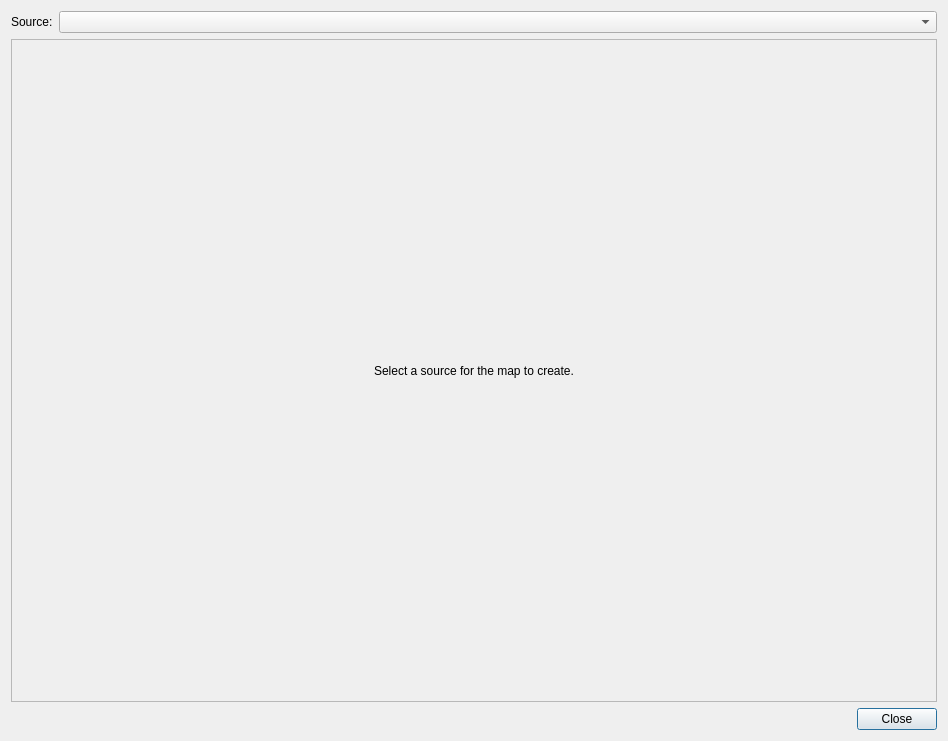
This is src/IDlgCreateMap.ui in ntruchsess/QLandkarteGT as Qt 5 draws it before an edit. The edited form follows.
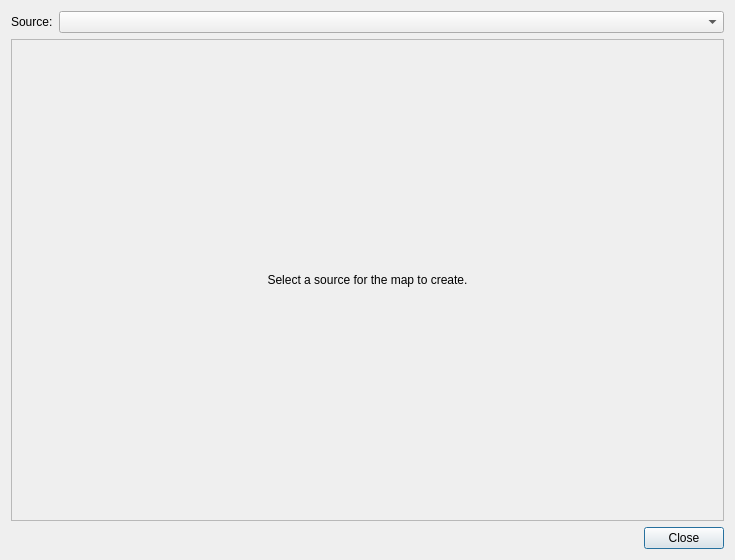
This is the edited form.

Diff of the .ui file:
```diff
--- a/src/IDlgCreateMap.ui
+++ b/src/IDlgCreateMap.ui
@@ -5,8 +5,8 @@
    <rect>
     <x>0</x>
     <y>0</y>
-    <width>948</width>
-    <height>741</height>
+    <width>735</width>
+    <height>560</height>
    </rect>
   </property>
   <property name="windowTitle" >
```
